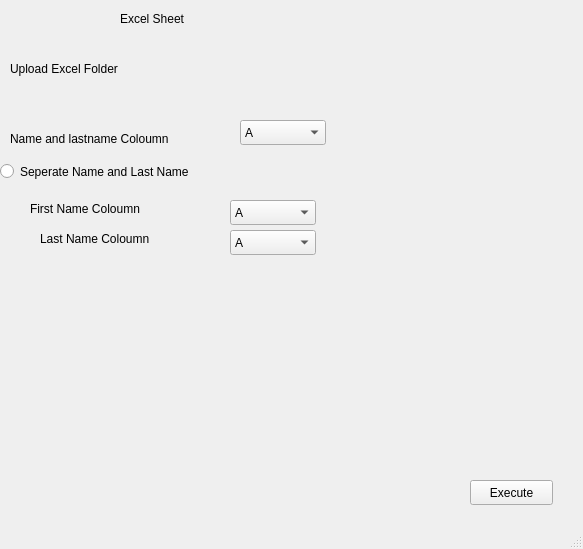
Tokoshima/LuCert, file untitled.ui: the form before one commit.
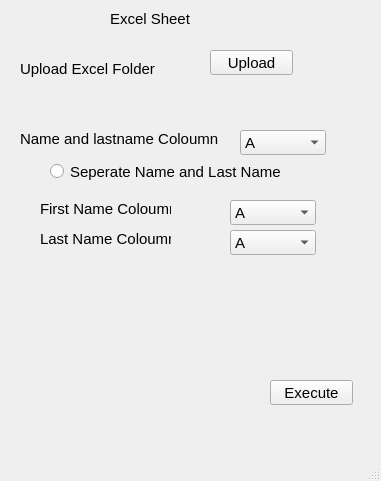
The form after the commit.

The edit to the form file:
```diff
--- a/untitled.ui
+++ b/untitled.ui
@@ -6,8 +6,8 @@
    <rect>
     <x>0</x>
     <y>0</y>
-    <width>583</width>
-    <height>549</height>
+    <width>381</width>
+    <height>481</height>
    </rect>
   </property>
   <property name="windowTitle">
@@ -23,6 +23,14 @@
       <height>25</height>
      </rect>
     </property>
+    <property name="font">
+     <font>
+      <family>Ubuntu</family>
+      <pointsize>11</pointsize>
+      <weight>50</weight>
+      <bold>false</bold>
+     </font>
+    </property>
     <item>
      <property name="text">
       <string>A</string>
@@ -157,12 +165,20 @@
    <widget class="QRadioButton" name="rdbSep">
     <property name="geometry">
      <rect>
-      <x>0</x>
+      <x>50</x>
       <y>160</y>
       <width>231</width>
       <height>23</height>
      </rect>
     </property>
+    <property name="font">
+     <font>
+      <family>Ubuntu</family>
+      <pointsize>11</pointsize>
+      <weight>50</weight>
+      <bold>false</bold>
+     </font>
+    </property>
     <property name="text">
      <string>Seperate Name and Last Name</string>
     </property>
@@ -170,25 +186,47 @@
    <widget class="QLabel" name="label">
     <property name="geometry">
      <rect>
-      <x>120</x>
+      <x>110</x>
       <y>10</y>
       <width>101</width>
       <height>17</height>
      </rect>
     </property>
+    <property name="font">
+     <font>
+      <family>Ubuntu</family>
+      <pointsize>11</pointsize>
+      <weight>50</weight>
+      <bold>false</bold>
+     </font>
+    </property>
+    <property name="frameShape">
+     <enum>QFrame::NoFrame</enum>
+    </property>
     <property name="text">
      <string>Excel Sheet</string>
     </property>
+    <property name="textFormat">
+     <enum>Qt::AutoText</enum>
+    </property>
    </widget>
    <widget class="QComboBox" name="cmbCol">
     <property name="geometry">
      <rect>
       <x>240</x>
-      <y>120</y>
+      <y>130</y>
       <width>86</width>
       <height>25</height>
      </rect>
     </property>
+    <property name="font">
+     <font>
+      <family>Ubuntu</family>
+      <pointsize>11</pointsize>
+      <weight>50</weight>
+      <bold>false</bold>
+     </font>
+    </property>
     <item>
      <property name="text">
       <string>A</string>
@@ -323,15 +361,26 @@
    <widget class="QLabel" name="label_2">
     <property name="geometry">
      <rect>
-      <x>10</x>
+      <x>20</x>
       <y>130</y>
       <width>201</width>
       <height>17</height>
      </rect>
     </property>
+    <property name="font">
+     <font>
+      <family>Ubuntu</family>
+      <pointsize>11</pointsize>
+      <weight>50</weight>
+      <bold>false</bold>
+     </font>
+    </property>
     <property name="text">
      <string>Name and lastname Coloumn</string>
     </property>
+    <property name="textFormat">
+     <enum>Qt::AutoText</enum>
+    </property>
    </widget>
    <widget class="QLabel" name="label_3">
     <property name="geometry">
@@ -342,9 +391,20 @@
       <height>17</height>
      </rect>
     </property>
+    <property name="font">
+     <font>
+      <family>Ubuntu</family>
+      <pointsize>11</pointsize>
+      <weight>50</weight>
+      <bold>false</bold>
+     </font>
+    </property>
     <property name="text">
      <string>Last Name Coloumn</string>
     </property>
+    <property name="textFormat">
+     <enum>Qt::AutoText</enum>
+    </property>
    </widget>
    <widget class="QComboBox" name="cmbLN">
     <property name="geometry">
@@ -355,6 +415,14 @@
       <height>25</height>
      </rect>
     </property>
+    <property name="font">
+     <font>
+      <family>Ubuntu</family>
+      <pointsize>11</pointsize>
+      <weight>50</weight>
+      <bold>false</bold>
+     </font>
+    </property>
     <item>
      <property name="text">
       <string>A</string>
@@ -489,42 +557,92 @@
    <widget class="QLabel" name="label_4">
     <property name="geometry">
      <rect>
-      <x>30</x>
+      <x>40</x>
       <y>200</y>
       <width>131</width>
       <height>17</height>
      </rect>
     </property>
+    <property name="font">
+     <font>
+      <family>Ubuntu</family>
+      <pointsize>11</pointsize>
+      <weight>50</weight>
+      <bold>false</bold>
+     </font>
+    </property>
     <property name="text">
      <string>First Name Coloumn</string>
     </property>
+    <property name="textFormat">
+     <enum>Qt::AutoText</enum>
+    </property>
    </widget>
    <widget class="QLabel" name="label_5">
     <property name="geometry">
      <rect>
-      <x>10</x>
+      <x>20</x>
       <y>60</y>
       <width>141</width>
       <height>17</height>
      </rect>
     </property>
+    <property name="font">
+     <font>
+      <family>Ubuntu</family>
+      <pointsize>11</pointsize>
+      <weight>50</weight>
+      <bold>false</bold>
+     </font>
+    </property>
     <property name="text">
      <string>Upload Excel Folder</string>
     </property>
+    <property name="textFormat">
+     <enum>Qt::AutoText</enum>
+    </property>
    </widget>
    <widget class="QPushButton" name="btnExc">
     <property name="geometry">
      <rect>
-      <x>470</x>
-      <y>480</y>
+      <x>270</x>
+      <y>380</y>
       <width>83</width>
       <height>25</height>
      </rect>
     </property>
+    <property name="font">
+     <font>
+      <pointsize>11</pointsize>
+      <weight>50</weight>
+      <bold>false</bold>
+     </font>
+    </property>
     <property name="text">
      <string>Execute</string>
     </property>
    </widget>
+   <widget class="QPushButton" name="btnUpload">
+    <property name="geometry">
+     <rect>
+      <x>210</x>
+      <y>50</y>
+      <width>83</width>
+      <height>25</height>
+     </rect>
+    </property>
+    <property name="font">
+     <font>
+      <family>Ubuntu</family>
+      <pointsize>11</pointsize>
+      <weight>50</weight>
+      <bold>false</bold>
+     </font>
+    </property>
+    <property name="text">
+     <string>Upload</string>
+    </property>
+   </widget>
   </widget>
   <widget class="QMenuBar" name="menubar">
    <property name="geometry">
```
Left out of the diff: 2 changed lines with no effect on the pictures.
